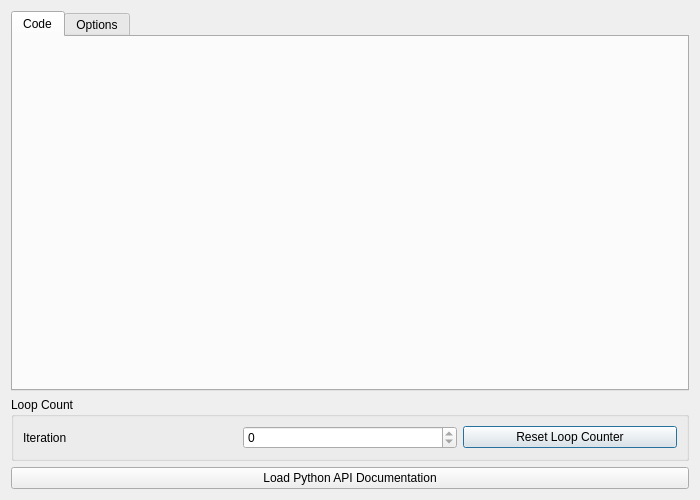
Before: the Qt Designer form src/Interface/Modules/Python/LoopStart.ui in SCIInstitute/SCIRun, drawn with Qt 5.
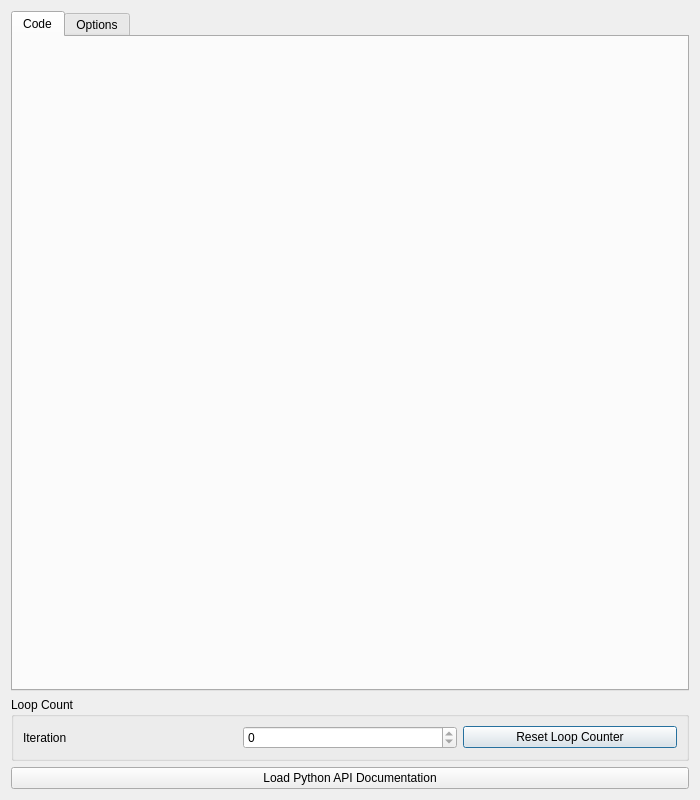
After: the same form once the commit is applied.

```diff
--- a/src/Interface/Modules/Python/LoopStart.ui
+++ b/src/Interface/Modules/Python/LoopStart.ui
@@ -7,13 +7,13 @@
     <x>0</x>
     <y>0</y>
     <width>700</width>
-    <height>500</height>
+    <height>800</height>
    </rect>
   </property>
   <property name="minimumSize">
    <size>
     <width>700</width>
-    <height>500</height>
+    <height>700</height>
    </size>
   </property>
   <property name="windowTitle">
```
